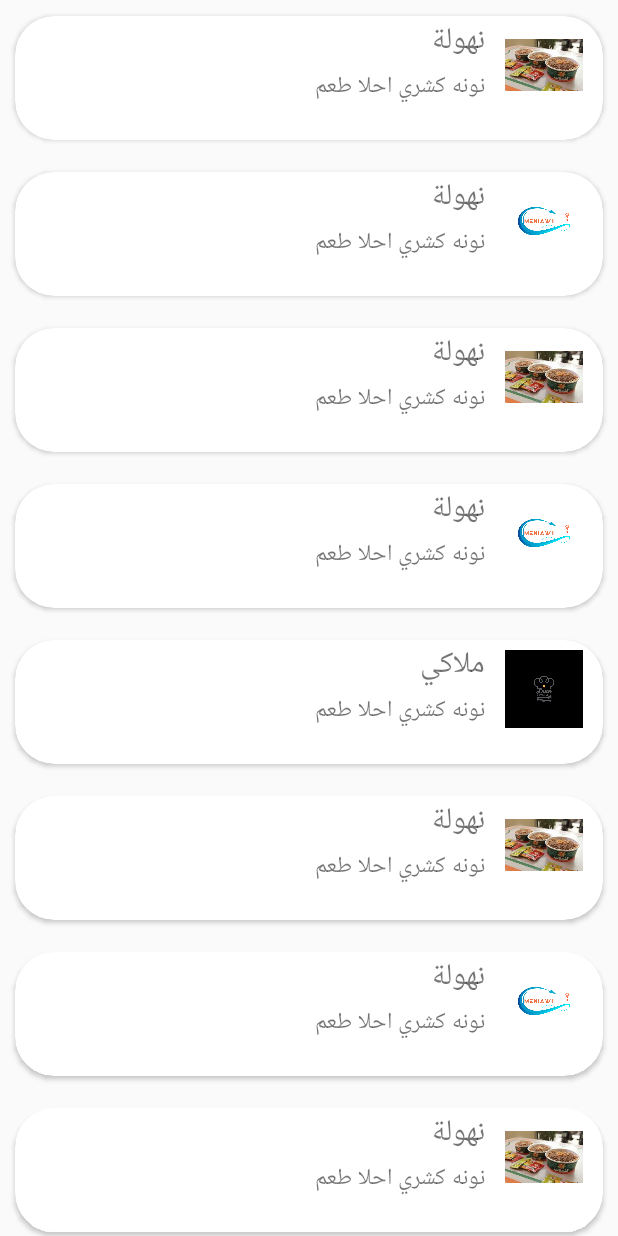
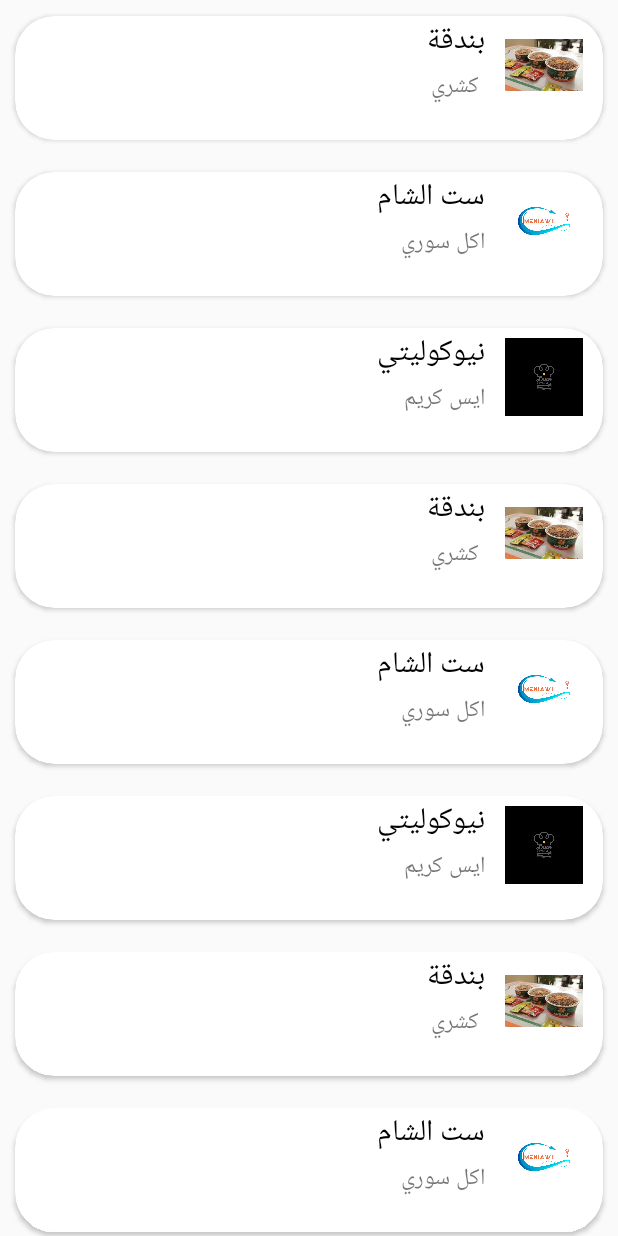
Before and after one commit to GergesElbana/Minyawy, an Android app: the PlaceListActivity screen opened directly, with no data from a screen before it, on a phone screen of 412 x 824 dp. Run offline under Robolectric (Android 15) with nearby library versions, the phone set to English and light mode, and no system bars; our stand-ins replace ButterKnife, sdp/ssp sizes.

Commit message:
click_on_recycler

```diff
--- a/app/build.gradle
+++ b/app/build.gradle
@@ -50,7 +50,7 @@ dependencies {
     implementation 'com.jakewharton:butterknife:10.2.3'
     annotationProcessor 'com.jakewharton:butterknife-compiler:10.2.3'
     //image slider
-   // implementation 'com.github.denzcoskun:ImageSlideshow:0.0.6'
+    implementation 'com.github.denzcoskun:ImageSlideshow:0.0.6'
 
 }
 //apply plugin: 'com.google.gms.google-services'
--- a/app/src/main/java/com/example/minyawy/PlaceListActivity.java
+++ b/app/src/main/java/com/example/minyawy/PlaceListActivity.java
@@ -30,21 +30,21 @@ public class PlaceListActivity extends AppCompatActivity {
         ButterKnife.bind(this);
 
         placesList=new ArrayList<>();
-        placesList.add(new ItemPlaceModel("نهولة","نونه كشري احلا طعم",R.drawable.download));
-        placesList.add(new ItemPlaceModel("نهولة","نونه كشري احلا طعم",R.drawable.rest));
-        placesList.add(new ItemPlaceModel("نهولة","نونه كشري احلا طعم",R.drawable.download));
-        placesList.add(new ItemPlaceModel("نهولة","نونه كشري احلا طعم",R.drawable.rest));
-        placesList.add(new ItemPlaceModel("ملاكي","نونه كشري احلا طعم",R.drawable.ger));
-        placesList.add(new ItemPlaceModel("نهولة","نونه كشري احلا طعم",R.drawable.download));
-        placesList.add(new ItemPlaceModel("نهولة","نونه كشري احلا طعم",R.drawable.rest));
-        placesList.add(new ItemPlaceModel("نهولة","نونه كشري احلا طعم",R.drawable.download));
-        placesList.add(new ItemPlaceModel("نهولة","نونه كشري احلا طعم",R.drawable.rest));
-        placesList.add(new ItemPlaceModel("ملاكي","نونه كشري احلا طعم",R.drawable.ger));
-        placesList.add(new ItemPlaceModel("نهولة","نونه كشري احلا طعم",R.drawable.download));
-        placesList.add(new ItemPlaceModel("نهولة","نونه كشري احلا طعم",R.drawable.rest));
-        placesList.add(new ItemPlaceModel("نهولة","نونه كشري احلا طعم",R.drawable.download));
-        placesList.add(new ItemPlaceModel("نهولة","نونه كشري احلا طعم",R.drawable.rest));
-        placesList.add(new ItemPlaceModel("ملاكي","نونه كشري احلا طعم",R.drawable.ger));
+        placesList.add(new ItemPlaceModel("بندقة"," كشري ",R.drawable.download));
+        placesList.add(new ItemPlaceModel("ست الشام","اكل سوري",R.drawable.rest));
+        placesList.add(new ItemPlaceModel("نيوكوليتي","ايس كريم",R.drawable.ger));
+        placesList.add(new ItemPlaceModel("بندقة"," كشري ",R.drawable.download));
+        placesList.add(new ItemPlaceModel("ست الشام","اكل سوري",R.drawable.rest));
+        placesList.add(new ItemPlaceModel("نيوكوليتي","ايس كريم",R.drawable.ger));
+        placesList.add(new ItemPlaceModel("بندقة"," كشري ",R.drawable.download));
+        placesList.add(new ItemPlaceModel("ست الشام","اكل سوري",R.drawable.rest));
+        placesList.add(new ItemPlaceModel("نيوكوليتي","ايس كريم",R.drawable.ger));
+        placesList.add(new ItemPlaceModel("بندقة"," كشري ",R.drawable.download));
+        placesList.add(new ItemPlaceModel("ست الشام","اكل سوري",R.drawable.rest));
+        placesList.add(new ItemPlaceModel("نيوكوليتي","ايس كريم",R.drawable.ger));
+        placesList.add(new ItemPlaceModel("بندقة"," كشري ",R.drawable.download));
+        placesList.add(new ItemPlaceModel("ست الشام","اكل سوري",R.drawable.rest));
+        placesList.add(new ItemPlaceModel("نيوكوليتي","ايس كريم",R.drawable.ger));
 
         LinearLayoutManager linearLayoutManager=new LinearLayoutManager(context);
         PlaceRecycler.setLayoutManager(linearLayoutManager);
--- a/app/src/main/java/com/example/minyawy/RecyclerAdapter.java
+++ b/app/src/main/java/com/example/minyawy/RecyclerAdapter.java
@@ -9,6 +9,7 @@ import android.view.View;
 import android.view.ViewGroup;
 import android.widget.ImageView;
 import android.widget.TextView;
+import android.widget.Toast;
 
 import androidx.annotation.NonNull;
 import androidx.cardview.widget.CardView;
@@ -40,8 +41,8 @@ public class RecyclerAdapter extends RecyclerView.Adapter<RecyclerAdapter.RestVi
     @Override
     public void onBindViewHolder(@NonNull RestViewholder holder, int position) {
 
-        holder.placeName.setText(places.get(position).name);
-        holder.placeLogo.setImageResource(places.get(position).photo);
+        holder.placeName.setText(places.get(position).getName());
+        holder.placeLogo.setImageResource(places.get(position).getPhoto());
         holder.homcard.setOnClickListener(new View.OnClickListener() {
 
 
--- a/app/src/main/java/com/example/minyawy/RestaurantDescription.java
+++ b/app/src/main/java/com/example/minyawy/RestaurantDescription.java
@@ -10,6 +10,7 @@ import android.widget.TextView;
 
 import androidx.appcompat.app.AppCompatActivity;
 import androidx.appcompat.widget.Toolbar;
+
 
 import butterknife.BindView;
 import butterknife.ButterKnife;
@@ -45,9 +46,13 @@ public class RestaurantDescription extends AppCompatActivity {
                 Intent call = new Intent(Intent.ACTION_CALL);
                 call.setData(Uri.parse("tel:"+ numb));
                 startActivity(call);
+
+
             }
         });
 
 
     }
+
+
 }
--- /dev/null
+++ b/app/src/main/res/drawable/ic_shopping.xml
@@ -0,0 +1,5 @@
+<vector android:height="24dp" android:tint="#0D3F67"
+    android:viewportHeight="24" android:viewportWidth="24"
+    android:width="24dp" xmlns:android="http://schemas.android.com/apk/res/android">
+    <path android:fillColor="@android:color/white" android:pathData="M11,9h2L13,6h3L16,4h-3L13,1h-2v3L8,4v2h3v3zM7,18c-1.1,0 -1.99,0.9 -1.99,2S5.9,22 7,22s2,-0.9 2,-2 -0.9,-2 -2,-2zM17,18c-1.1,0 -1.99,0.9 -1.99,2s0.89,2 1.99,2 2,-0.9 2,-2 -0.9,-2 -2,-2zM7.17,14.75l0.03,-0.12 0.9,-1.63h7.45c0.75,0 1.41,-0.41 1.75,-1.03l3.86,-7.01L19.42,4h-0.01l-1.1,2 -2.76,5L8.53,11l-0.13,-0.27L6.16,6l-0.95,-2 -0.94,-2L1,2v2h2l3.6,7.59 -1.35,2.45c-0.16,0.28 -0.25,0.61 -0.25,0.96 0,1.1 0.9,2 2,2h12v-2L7.42,15c-0.13,0 -0.25,-0.11 -0.25,-0.25z"/>
+</vector>
--- /dev/null
+++ b/app/src/main/res/drawable/place.xml
@@ -0,0 +1,5 @@
+<vector android:height="24dp" android:tint="#0D3F67"
+    android:viewportHeight="24" android:viewportWidth="24"
+    android:width="24dp" xmlns:android="http://schemas.android.com/apk/res/android">
+    <path android:fillColor="@android:color/white" android:pathData="M12,2C8.13,2 5,5.13 5,9c0,5.25 7,13 7,13s7,-7.75 7,-13c0,-3.87 -3.13,-7 -7,-7zM12,11.5c-1.38,0 -2.5,-1.12 -2.5,-2.5s1.12,-2.5 2.5,-2.5 2.5,1.12 2.5,2.5 -1.12,2.5 -2.5,2.5z"/>
+</vector>
--- a/app/src/main/res/layout/item_place_list.xml
+++ b/app/src/main/res/layout/item_place_list.xml
@@ -36,6 +36,7 @@
                 android:textSize="20sp"
                 android:text="gggggggg"
                 android:textDirection="rtl"
+                android:textColor="#000"
                 />
             <TextView
                 android:layout_width="wrap_content"
--- a/build.gradle
+++ b/build.gradle
@@ -17,7 +17,7 @@ allprojects {
     repositories {
         google()
         jcenter()
-       // maven { url 'https://jitpack.io' }
+        maven { url 'https://jitpack.io' }
     }
 }
 
```
Also changed, not shown: app/src/main/java/com/example/minyawy/HomeActivity.java (+20 -8 lines), app/src/main/res/layout/activity_home.xml (+16 -2 lines), app/src/main/res/layout/appbar.xml (added, +17 -0 lines).
